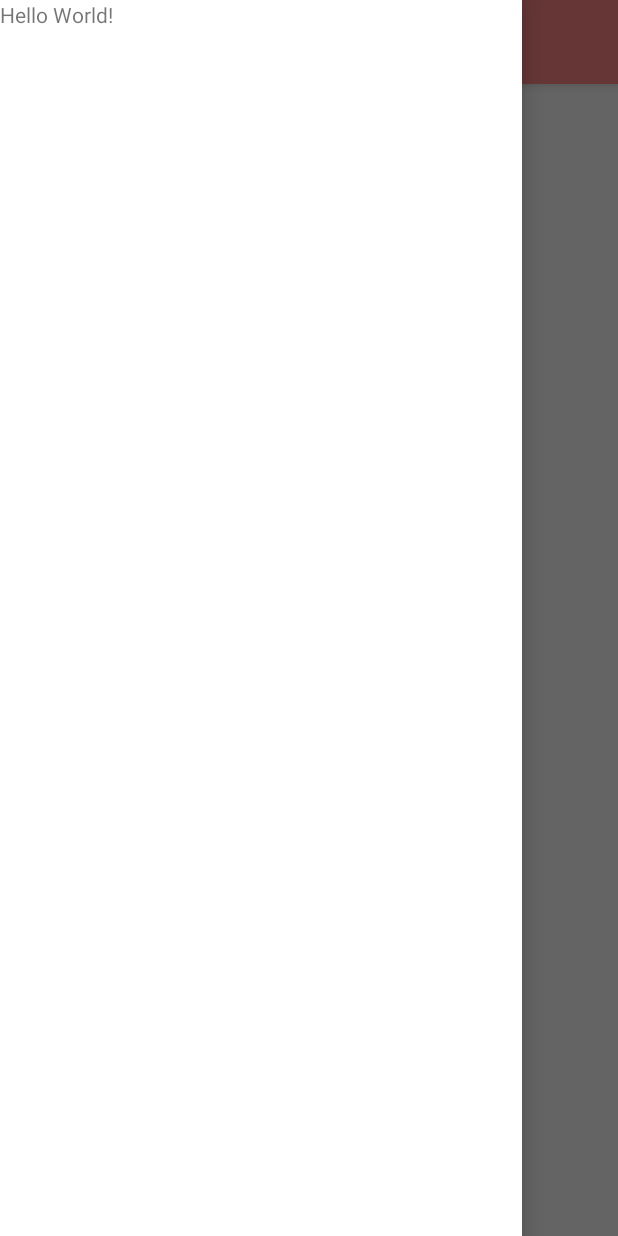
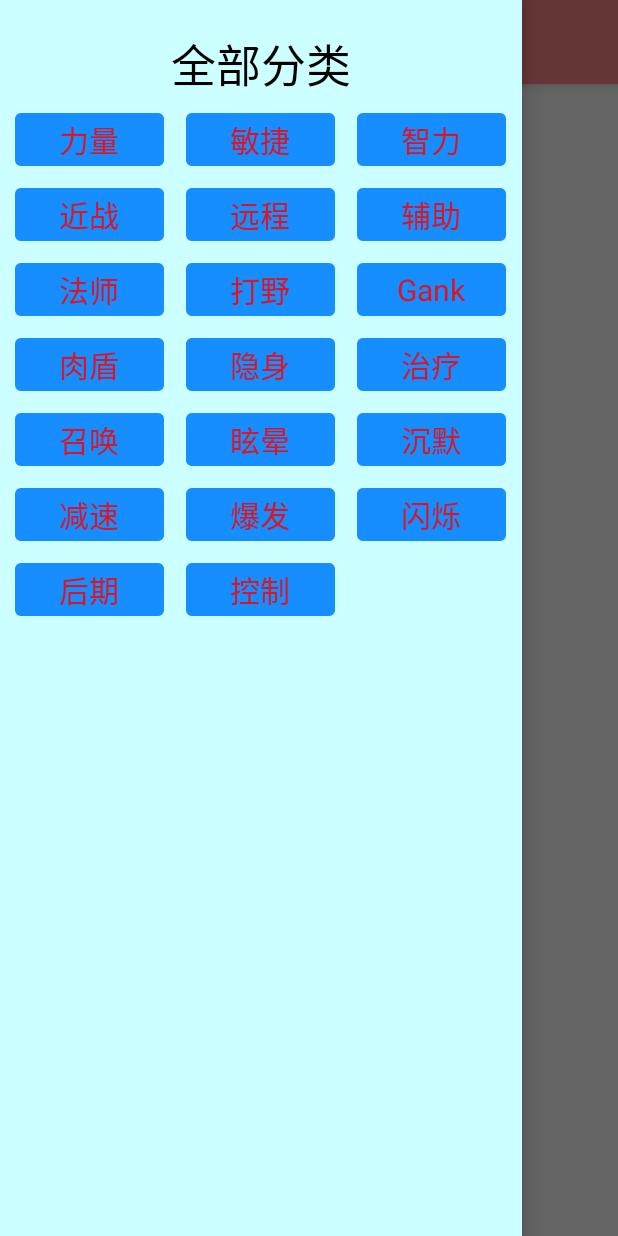
Before and after one commit to njjames/dota2Info, an Android app: the screen it shows after launch (MainActivity), with the side drawer open, on a phone screen of 412 x 824 dp. Run offline under Robolectric (Android 15) with nearby library versions, the phone set to English and light mode, and no system bars.

Commit message:
完成左侧菜单。

```diff
--- a/app/src/main/java/com/nj/dota2info/acticity/MainActivity.java
+++ b/app/src/main/java/com/nj/dota2info/acticity/MainActivity.java
@@ -1,23 +1,28 @@
 package com.nj.dota2info.acticity;
 
-import android.app.ActionBar;
+
+import android.os.Bundle;
+import android.support.v4.view.GravityCompat;
+import android.support.v4.widget.DrawerLayout;
+import android.support.v7.app.ActionBar;
 import android.support.v7.app.AppCompatActivity;
-import android.os.Bundle;
 import android.support.v7.widget.GridLayoutManager;
 import android.support.v7.widget.RecyclerView;
 import android.support.v7.widget.Toolbar;
 import android.text.TextUtils;
-import android.view.View;
-import android.widget.TextView;
+import android.view.MenuItem;
+import android.widget.GridView;
 import android.widget.Toast;
 
 import com.nj.dota2info.R;
+import com.nj.dota2info.adapter.CategoryAdapter;
 import com.nj.dota2info.adapter.InfoRecycleAdapter;
 import com.nj.dota2info.gson.Hero;
 import com.nj.dota2info.util.DataUtil;
 import com.nj.dota2info.util.HttpUtil;
 
 import java.io.IOException;
+import java.util.ArrayList;
 import java.util.List;
 
 import okhttp3.Call;
@@ -28,21 +33,53 @@ public class MainActivity extends AppCompatActivity {
 
     private List<Hero> mHeroList;
     private RecyclerView mRvInfo;
+    private DrawerLayout mDrawerLayout;
+    private GridView mGcCategory;
+    private String[] mCategorys = new String[]{
+            "力量", "敏捷", "智力",
+            "近战", "远程", "辅助", "法师", "打野", "Gank", "肉盾", "隐身", "治疗", "召唤", "眩晕", "沉默", "减速", "爆发", "闪烁", "后期", "控制"
+    };
+    private List<String> mCategoryList = new ArrayList<>();
 
     @Override
     protected void onCreate(Bundle savedInstanceState) {
         super.onCreate(savedInstanceState);
         setContentView(R.layout.activity_main);
-
+        initdata();
 //        TextView tvTitle = findViewById(R.id.tv_title);
 //        tvTitle.setText("英雄");
+        mDrawerLayout = findViewById(R.id.drawer_layout);
         mRvInfo = findViewById(R.id.rv_info);
+        mGcCategory = findViewById(R.id.gv_category);
+        CategoryAdapter categoryAdapter = new CategoryAdapter(this, mCategoryList);
+        mGcCategory.setAdapter(categoryAdapter);
         Toolbar tlTitle = findViewById(R.id.tl_title);
         tlTitle.setTitle("英雄");
         setSupportActionBar(tlTitle);
+        //set和get的都是supportActionBar而不是getActionBar()
+        ActionBar actionBar = getSupportActionBar();
+        if (actionBar != null) {
+            actionBar.setDisplayHomeAsUpEnabled(true);
+            actionBar.setHomeAsUpIndicator(R.drawable.ic_jiuguan);
+        }
 
         requestHeroinfo();
 
+    }
+
+    private void initdata() {
+        for (int i = 0; i < mCategorys.length; i++) {
+            mCategoryList.add(mCategorys[i]);
+        }
+    }
+
+    @Override
+    public boolean onOptionsItemSelected(MenuItem item) {
+        switch (item.getItemId()) {
+            case android.R.id.home:
+                mDrawerLayout.openDrawer(GravityCompat.START);
+        }
+        return super.onOptionsItemSelected(item);
     }
 
     private void requestHeroinfo() {
--- /dev/null
+++ b/app/src/main/java/com/nj/dota2info/adapter/CategoryAdapter.java
@@ -0,0 +1,51 @@
+package com.nj.dota2info.adapter;
+
+import android.content.Context;
+import android.view.View;
+import android.view.ViewGroup;
+import android.widget.BaseAdapter;
+import android.widget.TextView;
+
+import com.nj.dota2info.R;
+
+import java.util.List;
+
+/**
+ * Created by Administrator on 2018-03-06.
+ */
+
+public class CategoryAdapter extends BaseAdapter {
+    private Context mContext;
+    private List<String> mCategoryList;
+
+    public CategoryAdapter(Context context, List<String> categoryList) {
+        mContext = context;
+        mCategoryList = categoryList;
+    }
+
+
+    @Override
+    public int getCount() {
+        return mCategoryList.size();
+    }
+
+    @Override
+    public String getItem(int i) {
+        return mCategoryList.get(i);
+    }
+
+    @Override
+    public long getItemId(int i) {
+        return i;
+    }
+
+    @Override
+    public View getView(int i, View convertView, ViewGroup viewGroup) {
+        if (convertView == null) {
+            convertView = View.inflate(mContext, R.layout.category_grid_item, null);
+        }
+        TextView categoryName = convertView.findViewById(R.id.tv_category_name);
+        categoryName.setText(getItem(i));
+        return convertView;
+    }
+}
--- a/app/src/main/res/layout/activity_main.xml
+++ b/app/src/main/res/layout/activity_main.xml
@@ -4,7 +4,8 @@
     xmlns:tools="http://schemas.android.com/tools"
     android:layout_width="match_parent"
     android:layout_height="match_parent"
-    tools:context="com.nj.dota2info.acticity.MainActivity">
+    tools:context="com.nj.dota2info.acticity.MainActivity"
+    android:id="@+id/drawer_layout">
 
 
     <android.support.design.widget.CoordinatorLayout
@@ -37,11 +38,31 @@
     </android.support.design.widget.CoordinatorLayout>
 
 
-    <TextView
+    <LinearLayout
         android:layout_width="match_parent"
         android:layout_height="match_parent"
         android:layout_gravity="start"
-        android:background="#fff"
-        android:text="Hello World!" />
+        android:background="#cff"
+        android:padding="10dp"
+        android:orientation="vertical">
 
+        <TextView
+            android:layout_width="match_parent"
+            android:layout_height="wrap_content"
+            android:text="全部分类"
+            android:textSize="30sp"
+            android:textColor="#000"
+            android:gravity="center"
+            android:padding="10dp"/>
+
+        <GridView
+            android:id="@+id/gv_category"
+            android:layout_width="match_parent"
+            android:layout_height="match_parent"
+            android:numColumns="3"
+            android:horizontalSpacing="15dp"
+            android:verticalSpacing="15dp">
+
+        </GridView>
+    </LinearLayout>
 </android.support.v4.widget.DrawerLayout>
--- /dev/null
+++ b/app/src/main/res/layout/category_grid_item.xml
@@ -0,0 +1,18 @@
+<?xml version="1.0" encoding="utf-8"?>
+<FrameLayout
+    android:id="@+id/fl_category"
+    xmlns:android="http://schemas.android.com/apk/res/android"
+    android:layout_width="match_parent"
+    android:layout_height="wrap_content"
+    android:background="@drawable/category_bg">
+
+    <TextView
+        android:id="@+id/tv_category_name"
+        android:layout_width="match_parent"
+        android:layout_height="wrap_content"
+        android:textSize="20sp"
+        android:textColor="#df00"
+        android:layout_gravity="center"
+        android:gravity="center"/>
+
+</FrameLayout>
```
Also changed, not shown: app/src/main/res/drawable-xxhdpi/category_bg.png (added), app/src/main/res/drawable-xxhdpi/ic_jiuguan.png (added).
